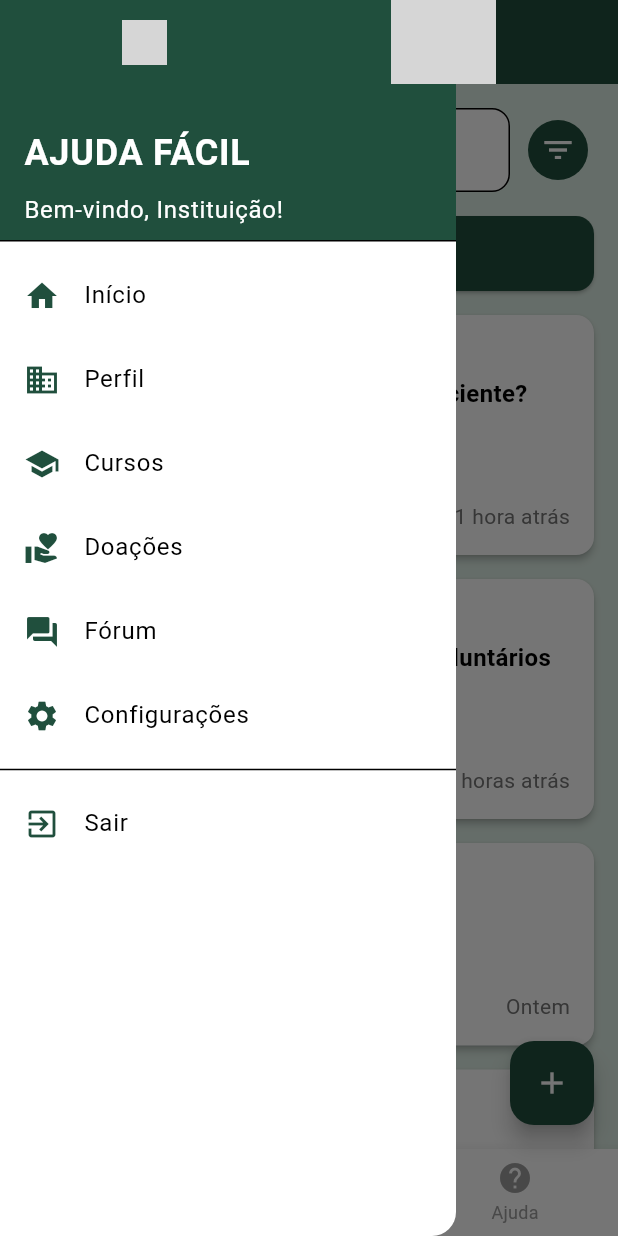
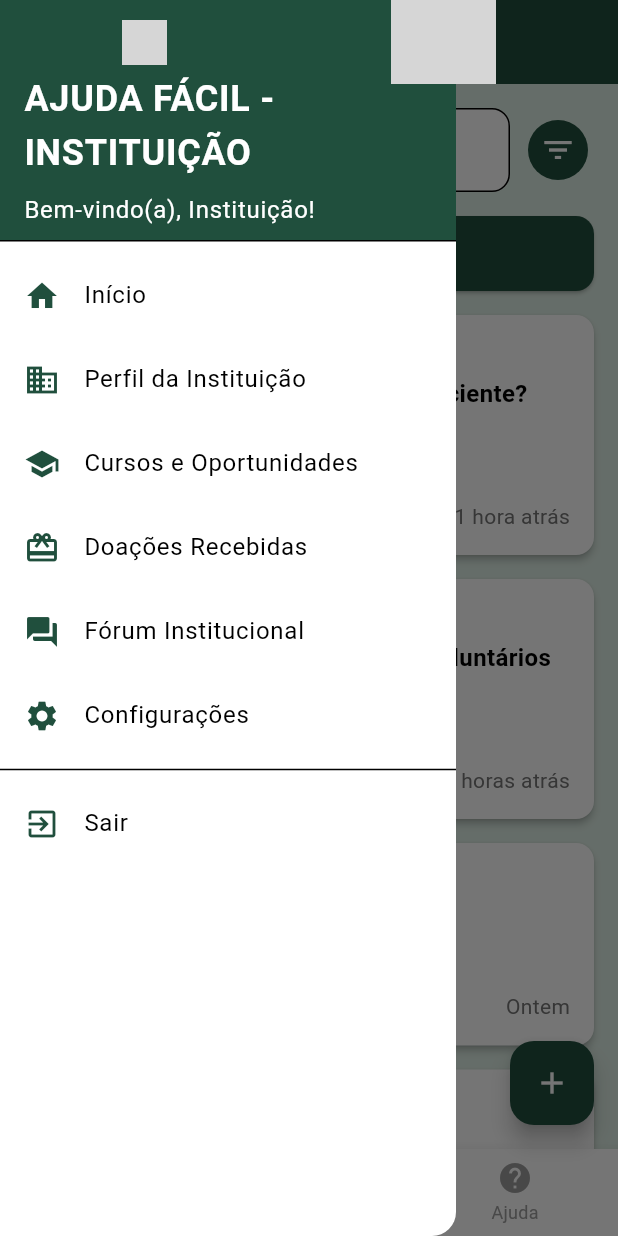
Before and after one commit to leninhapires/AjudaFacil, a Flutter app: the ForumInstituicaoPage screen opened directly, with the side drawer open, on a phone screen of 412 x 824 dp. Run offline on Flutter 3.47's test engine with Material 3 defaults, Android fonts, the light colour scheme and no system bars; our stand-ins replace dots_indicator; missing offline and left inert: cpf_cnpj_validator; grey boxes are pictures that could not be loaded.

Commit message:
atualizaçoes mmenu

```diff
--- a/lib/sessions/cnpj/ajuda.dart
+++ b/lib/sessions/cnpj/ajuda.dart
@@ -235,7 +235,7 @@ class AjudaInstituicaoPage extends StatelessWidget {
       },
     );
   }
-  Widget _buildDrawer(BuildContext context) {
+   Widget _buildDrawer(BuildContext context) {
     return Drawer(
       child: ListView(
         padding: EdgeInsets.zero,
@@ -247,7 +247,7 @@ class AjudaInstituicaoPage extends StatelessWidget {
               mainAxisAlignment: MainAxisAlignment.end,
               children: [
                 Text(
-                  'AJUDA FÁCIL',
+                  'AJUDA FÁCIL - INSTITUIÇÃO',
                   style: TextStyle(
                     color: Colors.white,
                     fontSize: 24,
@@ -256,7 +256,7 @@ class AjudaInstituicaoPage extends StatelessWidget {
                 ),
                 const SizedBox(height: 8),
                 Text(
-                  'Bem-vindo, Instituição!',
+                  'Bem-vindo(a), Instituição!',
                   style: TextStyle(color: Colors.white, fontSize: 16),
                 ),
               ],
@@ -275,7 +275,7 @@ class AjudaInstituicaoPage extends StatelessWidget {
           ),
           ListTile(
             leading: Icon(Icons.business, color: AppColors.button),
-            title: const Text('Perfil'),
+            title: const Text('Perfil da Instituição'),
             onTap: () {
               Navigator.pop(context);
               Navigator.pushReplacement(
@@ -286,7 +286,7 @@ class AjudaInstituicaoPage extends StatelessWidget {
           ),
           ListTile(
             leading: Icon(Icons.school, color: AppColors.button),
-            title: const Text('Cursos'),
+            title: const Text('Cursos e Oportunidades'),
             onTap: () {
               Navigator.pop(context);
               Navigator.pushReplacement(
@@ -296,8 +296,8 @@ class AjudaInstituicaoPage extends StatelessWidget {
             },
           ),
           ListTile(
-            leading: Icon(Icons.volunteer_activism, color: AppColors.button),
-            title: const Text('Doações'),
+            leading: Icon(Icons.card_giftcard, color: AppColors.button),
+            title: const Text('Doações Recebidas'),
             onTap: () {
               Navigator.pop(context);
               Navigator.pushReplacement(
@@ -308,7 +308,7 @@ class AjudaInstituicaoPage extends StatelessWidget {
           ),
           ListTile(
             leading: Icon(Icons.forum, color: AppColors.button),
-            title: const Text('Fórum'),
+            title: const Text('Fórum Institucional'),
             onTap: () {
               Navigator.pop(context);
               Navigator.pushReplacement(
--- a/lib/sessions/cnpj/config.dart
+++ b/lib/sessions/cnpj/config.dart
@@ -29,7 +29,7 @@ class ConfiguracoesInstituicaoPage extends StatelessWidget {
             ),
             const SizedBox(width: 8),
             const Text(
-              'AJUDA FÁCIL - INSTITUIÇÃO',
+              'AJUDA FÁCIL ',
               style: TextStyle(
                 fontSize: 20,
                 fontWeight: FontWeight.bold,
@@ -232,7 +232,7 @@ class ConfiguracoesInstituicaoPage extends StatelessWidget {
     );
   }
 
-  Widget _buildDrawer(BuildContext context) {
+   Widget _buildDrawer(BuildContext context) {
     return Drawer(
       child: ListView(
         padding: EdgeInsets.zero,
@@ -253,7 +253,7 @@ class ConfiguracoesInstituicaoPage extends StatelessWidget {
                 ),
                 const SizedBox(height: 8),
                 Text(
-                  'Bem-vindo, Instituição!',
+                  'Bem-vindo(a), Instituição!',
                   style: TextStyle(color: Colors.white, fontSize: 16),
                 ),
               ],
@@ -272,7 +272,7 @@ class ConfiguracoesInstituicaoPage extends StatelessWidget {
           ),
           ListTile(
             leading: Icon(Icons.business, color: AppColors.button),
-            title: const Text('Perfil Institucional'),
+            title: const Text('Perfil da Instituição'),
             onTap: () {
               Navigator.pop(context);
               Navigator.pushReplacement(
@@ -294,7 +294,7 @@ class ConfiguracoesInstituicaoPage extends StatelessWidget {
           ),
           ListTile(
             leading: Icon(Icons.card_giftcard, color: AppColors.button),
-            title: const Text('Gerenciar Doações'),
+            title: const Text('Doações Recebidas'),
             onTap: () {
               Navigator.pop(context);
               Navigator.pushReplacement(
--- a/lib/sessions/cnpj/cursos.dart
+++ b/lib/sessions/cnpj/cursos.dart
@@ -586,7 +586,7 @@ class _CursosInstituicaoPageState extends State<CursosInstituicaoPage> {
               mainAxisAlignment: MainAxisAlignment.end,
               children: [
                 Text(
-                  'AJUDA FÁCIL - INSTITUIÇÃO',
+                  'AJUDA FÁCIL',
                   style: TextStyle(
                     color: Colors.white,
                     fontSize: 24,
@@ -595,7 +595,7 @@ class _CursosInstituicaoPageState extends State<CursosInstituicaoPage> {
                 ),
                 const SizedBox(height: 8),
                 Text(
-                  'Bem-vindo, Instituição!',
+                  'Bem-vindo(a), Instituição!',
                   style: TextStyle(color: Colors.white, fontSize: 16),
                 ),
               ],
@@ -614,7 +614,7 @@ class _CursosInstituicaoPageState extends State<CursosInstituicaoPage> {
           ),
           ListTile(
             leading: Icon(Icons.business, color: AppColors.button),
-            title: const Text('Perfil Institucional'),
+            title: const Text('Perfil da Instituição'),
             onTap: () {
               Navigator.pop(context);
               Navigator.pushReplacement(
@@ -628,11 +628,15 @@ class _CursosInstituicaoPageState extends State<CursosInstituicaoPage> {
             title: const Text('Cursos e Oportunidades'),
             onTap: () {
               Navigator.pop(context);
+              Navigator.pushReplacement(
+                context,
+                MaterialPageRoute(builder: (context) => const CursosInstituicaoPage()),
+              );
             },
           ),
           ListTile(
             leading: Icon(Icons.card_giftcard, color: AppColors.button),
-            title: const Text('Gerenciar Doações'),
+            title: const Text('Doações Recebidas'),
             onTap: () {
               Navigator.pop(context);
               Navigator.pushReplacement(
--- a/lib/sessions/cnpj/doacoes.dart
+++ b/lib/sessions/cnpj/doacoes.dart
@@ -108,7 +108,7 @@ class DoacoesInstituicaoPage extends StatelessWidget {
     );
   }
 
-  Widget _buildDrawer(BuildContext context) {
+   Widget _buildDrawer(BuildContext context) {
     return Drawer(
       child: ListView(
         padding: EdgeInsets.zero,
@@ -120,7 +120,7 @@ class DoacoesInstituicaoPage extends StatelessWidget {
               mainAxisAlignment: MainAxisAlignment.end,
               children: [
                 Text(
-                  'AJUDA FÁCIL',
+                  'AJUDA FÁCIL - INSTITUIÇÃO',
                   style: TextStyle(
                     color: Colors.white,
                     fontSize: 24,
@@ -129,7 +129,7 @@ class DoacoesInstituicaoPage extends StatelessWidget {
                 ),
                 const SizedBox(height: 8),
                 Text(
-                  'Bem-vinda, Instituição!',
+                  'Bem-vindo(a), Instituição!',
                   style: TextStyle(color: Colors.white, fontSize: 16),
                 ),
               ],
@@ -148,7 +148,7 @@ class DoacoesInstituicaoPage extends StatelessWidget {
           ),
           ListTile(
             leading: Icon(Icons.business, color: AppColors.button),
-            title: const Text('Perfil'),
+            title: const Text('Perfil da Instituição'),
             onTap: () {
               Navigator.pop(context);
               Navigator.pushReplacement(
@@ -159,7 +159,7 @@ class DoacoesInstituicaoPage extends StatelessWidget {
           ),
           ListTile(
             leading: Icon(Icons.school, color: AppColors.button),
-            title: const Text('Cursos'),
+            title: const Text('Cursos e Oportunidades'),
             onTap: () {
               Navigator.pop(context);
               Navigator.pushReplacement(
@@ -169,8 +169,8 @@ class DoacoesInstituicaoPage extends StatelessWidget {
             },
           ),
           ListTile(
-            leading: Icon(Icons.volunteer_activism, color: AppColors.button),
-            title: const Text('Doações'),
+            leading: Icon(Icons.card_giftcard, color: AppColors.button),
+            title: const Text('Doações Recebidas'),
             onTap: () {
               Navigator.pop(context);
               Navigator.pushReplacement(
@@ -181,7 +181,7 @@ class DoacoesInstituicaoPage extends StatelessWidget {
           ),
           ListTile(
             leading: Icon(Icons.forum, color: AppColors.button),
-            title: const Text('Fórum'),
+            title: const Text('Fórum Institucional'),
             onTap: () {
               Navigator.pop(context);
               Navigator.pushReplacement(
@@ -214,7 +214,6 @@ class DoacoesInstituicaoPage extends StatelessWidget {
     );
   }
 }
-
 // ABA "DOANDO" - COMPLETA E INTEGRADA
 class _DoandoTab extends StatefulWidget {
   const _DoandoTab({Key? key}) : super(key: key);
--- a/lib/sessions/cnpj/forumcnpj.dart
+++ b/lib/sessions/cnpj/forumcnpj.dart
@@ -296,7 +296,7 @@ class ForumInstituicaoPage extends StatelessWidget {
     );
   }
 
-  Widget _buildDrawer(BuildContext context) {
+   Widget _buildDrawer(BuildContext context) {
     return Drawer(
       child: ListView(
         padding: EdgeInsets.zero,
@@ -308,7 +308,7 @@ class ForumInstituicaoPage extends StatelessWidget {
               mainAxisAlignment: MainAxisAlignment.end,
               children: [
                 Text(
-                  'AJUDA FÁCIL',
+                  'AJUDA FÁCIL - INSTITUIÇÃO',
                   style: TextStyle(
                     color: Colors.white,
                     fontSize: 24,
@@ -317,7 +317,7 @@ class ForumInstituicaoPage extends StatelessWidget {
                 ),
                 const SizedBox(height: 8),
                 Text(
-                  'Bem-vindo, Instituição!',
+                  'Bem-vindo(a), Instituição!',
                   style: TextStyle(color: Colors.white, fontSize: 16),
                 ),
               ],
@@ -336,7 +336,7 @@ class ForumInstituicaoPage extends StatelessWidget {
           ),
           ListTile(
             leading: Icon(Icons.business, color: AppColors.button),
-            title: const Text('Perfil'),
+            title: const Text('Perfil da Instituição'),
             onTap: () {
               Navigator.pop(context);
               Navigator.pushReplacement(
@@ -347,7 +347,7 @@ class ForumInstituicaoPage extends StatelessWidget {
           ),
           ListTile(
             leading: Icon(Icons.school, color: AppColors.button),
-            title: const Text('Cursos'),
+            title: const Text('Cursos e Oportunidades'),
             onTap: () {
               Navigator.pop(context);
               Navigator.pushReplacement(
@@ -357,8 +357,8 @@ class ForumInstituicaoPage extends StatelessWidget {
             },
           ),
           ListTile(
-            leading: Icon(Icons.volunteer_activism, color: AppColors.button),
-            title: const Text('Doações'),
+            leading: Icon(Icons.card_giftcard, color: AppColors.button),
+            title: const Text('Doações Recebidas'),
             onTap: () {
               Navigator.pop(context);
               Navigator.pushReplacement(
@@ -369,7 +369,7 @@ class ForumInstituicaoPage extends StatelessWidget {
           ),
           ListTile(
             leading: Icon(Icons.forum, color: AppColors.button),
-            title: const Text('Fórum'),
+            title: const Text('Fórum Institucional'),
             onTap: () {
               Navigator.pop(context);
               Navigator.pushReplacement(
```
Also changed, not shown: lib/sessions/cnpj/perfil.dart (+88 -12 lines).
